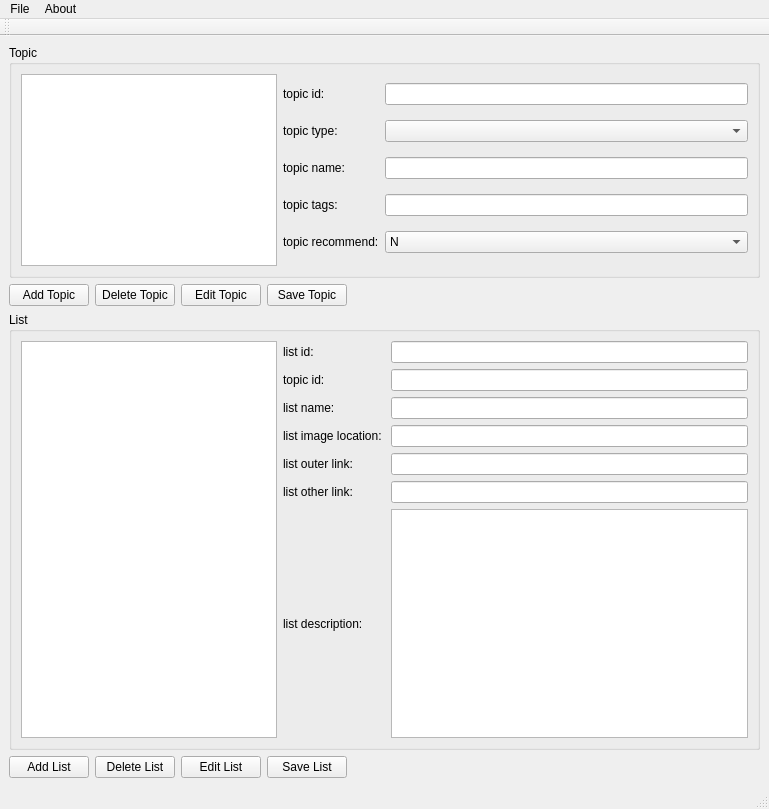
This is genTool/bin/MywebAdminQApp/mainwindow.ui in lusaisai/myWeb0.2 as Qt 5 draws it before an edit. The edited form follows.
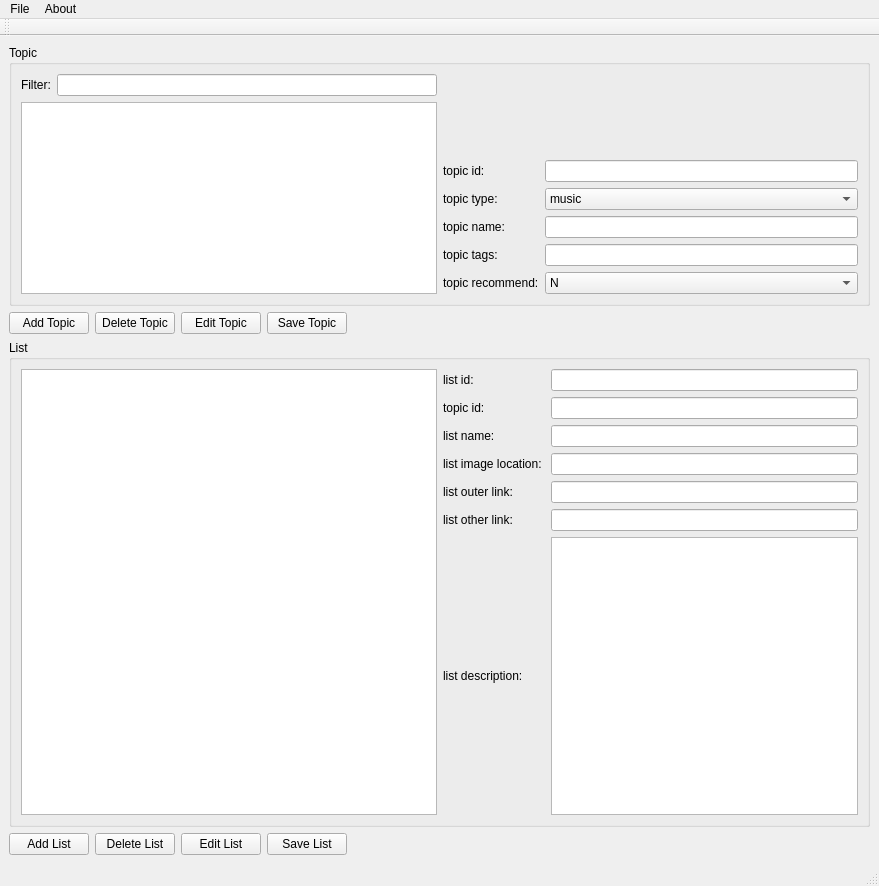
This is the edited form.

```diff
--- a/genTool/bin/MywebAdminQApp/mainwindow.ui
+++ b/genTool/bin/MywebAdminQApp/mainwindow.ui
@@ -6,16 +6,16 @@
    <rect>
     <x>0</x>
     <y>0</y>
-    <width>769</width>
-    <height>809</height>
+    <width>879</width>
+    <height>886</height>
    </rect>
   </property>
   <property name="windowTitle">
    <string>MywebAdminQApp</string>
   </property>
   <widget class="QWidget" name="centralwidget">
-   <layout class="QGridLayout" name="gridLayout_5">
-    <item row="0" column="0" colspan="2">
+   <layout class="QGridLayout" name="gridLayout_6">
+    <item row="0" column="0">
      <widget class="QGroupBox" name="topicGroupBox">
       <property name="sizePolicy">
        <sizepolicy hsizetype="Preferred" vsizetype="Preferred">
@@ -26,18 +26,45 @@
       <property name="title">
        <string>Topic</string>
       </property>
+      <layout class="QGridLayout" name="gridLayout_5">
+       <item row="0" column="0" rowspan="2">
       <layout class="QGridLayout" name="gridLayout_2">
        <item row="0" column="0">
+          <widget class="QLabel" name="label_3">
+           <property name="sizePolicy">
+            <sizepolicy hsizetype="Maximum" vsizetype="Preferred">
+             <horstretch>0</horstretch>
+             <verstretch>0</verstretch>
+            </sizepolicy>
+           </property>
+           <property name="text">
+            <string>Filter:</string>
+           </property>
+          </widget>
+         </item>
+         <item row="0" column="1">
+          <widget class="QLineEdit" name="filterLineEdit">
+           <property name="sizePolicy">
+            <sizepolicy hsizetype="Expanding" vsizetype="Fixed">
+             <horstretch>0</horstretch>
+             <verstretch>0</verstretch>
+            </sizepolicy>
+           </property>
+          </widget>
+         </item>
+         <item row="1" column="0" colspan="2">
         <widget class="QTableView" name="topicTableView">
          <property name="sizePolicy">
-          <sizepolicy hsizetype="Minimum" vsizetype="Minimum">
+            <sizepolicy hsizetype="Expanding" vsizetype="Minimum">
            <horstretch>0</horstretch>
            <verstretch>0</verstretch>
           </sizepolicy>
          </property>
         </widget>
        </item>
-       <item row="0" column="1">
+        </layout>
+       </item>
+       <item row="1" column="1">
         <layout class="QGridLayout" name="gridLayout">
          <item row="1" column="0">
           <widget class="QLabel" name="topicType">
@@ -53,7 +80,43 @@
           <widget class="QLineEdit" name="topicTagEdit"/>
          </item>
          <item row="1" column="1">
-          <widget class="QComboBox" name="topicTypeComboBox"/>
+          <widget class="QComboBox" name="topicTypeComboBox">
+           <item>
+            <property name="text">
+             <string>music</string>
+            </property>
+           </item>
+           <item>
+            <property name="text">
+             <string>video</string>
+            </property>
+           </item>
+           <item>
+            <property name="text">
+             <string>soccer</string>
+            </property>
+           </item>
+           <item>
+            <property name="text">
+             <string>fun</string>
+            </property>
+           </item>
+           <item>
+            <property name="text">
+             <string>software</string>
+            </property>
+           </item>
+           <item>
+            <property name="text">
+             <string>blog</string>
+            </property>
+           </item>
+           <item>
+            <property name="text">
+             <string>others</string>
+            </property>
+           </item>
+          </widget>
          </item>
          <item row="3" column="0">
           <widget class="QLabel" name="topicTags">
@@ -110,6 +173,8 @@
      </widget>
     </item>
     <item row="1" column="0">
+     <layout class="QHBoxLayout" name="horizontalLayout_3">
+      <item>
      <layout class="QHBoxLayout" name="horizontalLayout">
       <item>
        <widget class="QPushButton" name="addTopicButton">
@@ -141,20 +206,22 @@
       </item>
      </layout>
     </item>
-    <item row="1" column="1">
+      <item>
      <spacer name="horizontalSpacer">
       <property name="orientation">
        <enum>Qt::Horizontal</enum>
       </property>
       <property name="sizeHint" stdset="0">
        <size>
-        <width>375</width>
+          <width>248</width>
         <height>20</height>
        </size>
       </property>
      </spacer>
     </item>
-    <item row="2" column="0" colspan="2">
+     </layout>
+    </item>
+    <item row="2" column="0">
      <widget class="QGroupBox" name="listGroupBox">
       <property name="title">
        <string>List</string>
@@ -163,7 +230,7 @@
        <item row="0" column="0">
         <widget class="QTableView" name="listTableView">
          <property name="sizePolicy">
-          <sizepolicy hsizetype="Minimum" vsizetype="Minimum">
+          <sizepolicy hsizetype="Expanding" vsizetype="Minimum">
            <horstretch>0</horstretch>
            <verstretch>0</verstretch>
           </sizepolicy>
@@ -248,6 +315,8 @@
      </widget>
     </item>
     <item row="3" column="0">
+     <layout class="QHBoxLayout" name="horizontalLayout_4">
+      <item>
      <layout class="QHBoxLayout" name="horizontalLayout_2">
       <item>
        <widget class="QPushButton" name="addListButton">
@@ -279,7 +348,7 @@
       </item>
      </layout>
     </item>
-    <item row="3" column="1">
+      <item>
      <spacer name="horizontalSpacer_2">
       <property name="orientation">
        <enum>Qt::Horizontal</enum>
@@ -293,13 +362,15 @@
      </spacer>
     </item>
    </layout>
+    </item>
+   </layout>
   </widget>
   <widget class="QMenuBar" name="menubar">
    <property name="geometry">
     <rect>
      <x>0</x>
      <y>0</y>
-     <width>769</width>
+     <width>879</width>
      <height>25</height>
     </rect>
    </property>
```
Lines whose indentation alone changed are shown as unchanged.
